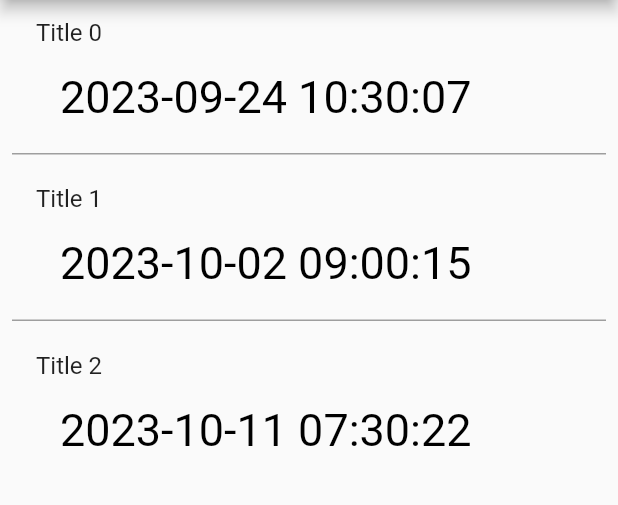
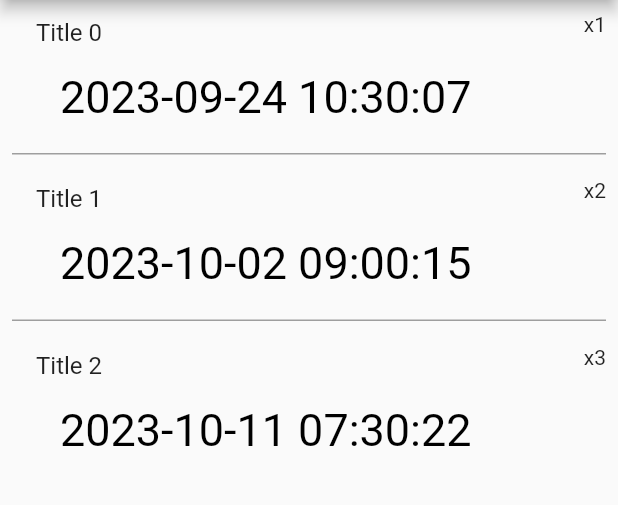
Before and after one commit to sangwoo-sean/if-timer, a Flutter app: the screen it shows after launch, on a phone screen of 412 x 824 dp, the part 84-589 px from its top. Run offline on Flutter 3.47's test engine with Material 2 defaults, Android fonts, the phone set to English and light mode, and no system bars.

Commit message:
display speed on the list item

```diff
--- a/lib/components/Item.dart
+++ b/lib/components/Item.dart
@@ -37,7 +37,9 @@ class _ItemState extends State<Item> {
 
   @override
   Widget build(BuildContext context) {
-    return ListTile(
+    return Stack(
+      children: [
+        ListTile(
           title: Text(widget.title),
           subtitle: (BuildContext context) {
             int milliPassed = now.millisecondsSinceEpoch - widget.startedTime.millisecondsSinceEpoch;
@@ -54,6 +56,13 @@ class _ItemState extends State<Item> {
               ),
             );
           }(context),
+        ),
+        Positioned(
+          top: 0,
+          right: 0,
+          child: Text("x${widget.speed}"),
+        )
+      ],
     );
   }
 }
```
Lines whose indentation alone changed are shown as unchanged.
